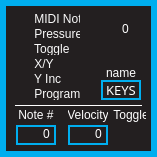
Old version of the form standalone/ezpz/forms/keyform.ui in the repository Muse-Kinetics/softstep_editor.
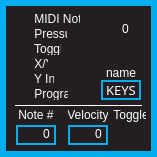
New version of the form. The open tabs and pages were chosen to show the change. Icons and pictures are not drawn.

Patch:
```diff
--- a/standalone/ezpz/forms/keyform.ui
+++ b/standalone/ezpz/forms/keyform.ui
@@ -209,7 +209,7 @@
     <rect>
      <x>15</x>
      <y>27</y>
-     <width>65</width>
+     <width>52</width>
      <height>16</height>
     </rect>
    </property>
@@ -273,7 +273,7 @@
     <rect>
      <x>15</x>
      <y>42</y>
-     <width>65</width>
+     <width>46</width>
      <height>16</height>
     </rect>
    </property>
@@ -337,7 +337,7 @@
     <rect>
      <x>15</x>
      <y>57</y>
-     <width>65</width>
+     <width>33</width>
      <height>16</height>
     </rect>
    </property>
@@ -401,7 +401,7 @@
     <rect>
      <x>15</x>
      <y>72</y>
-     <width>65</width>
+     <width>39</width>
      <height>16</height>
     </rect>
    </property>
@@ -465,7 +465,7 @@
     <rect>
      <x>15</x>
      <y>87</y>
-     <width>65</width>
+     <width>53</width>
      <height>16</height>
     </rect>
    </property>
```
Left out of the diff: 8 changed lines with no effect on the pictures.
